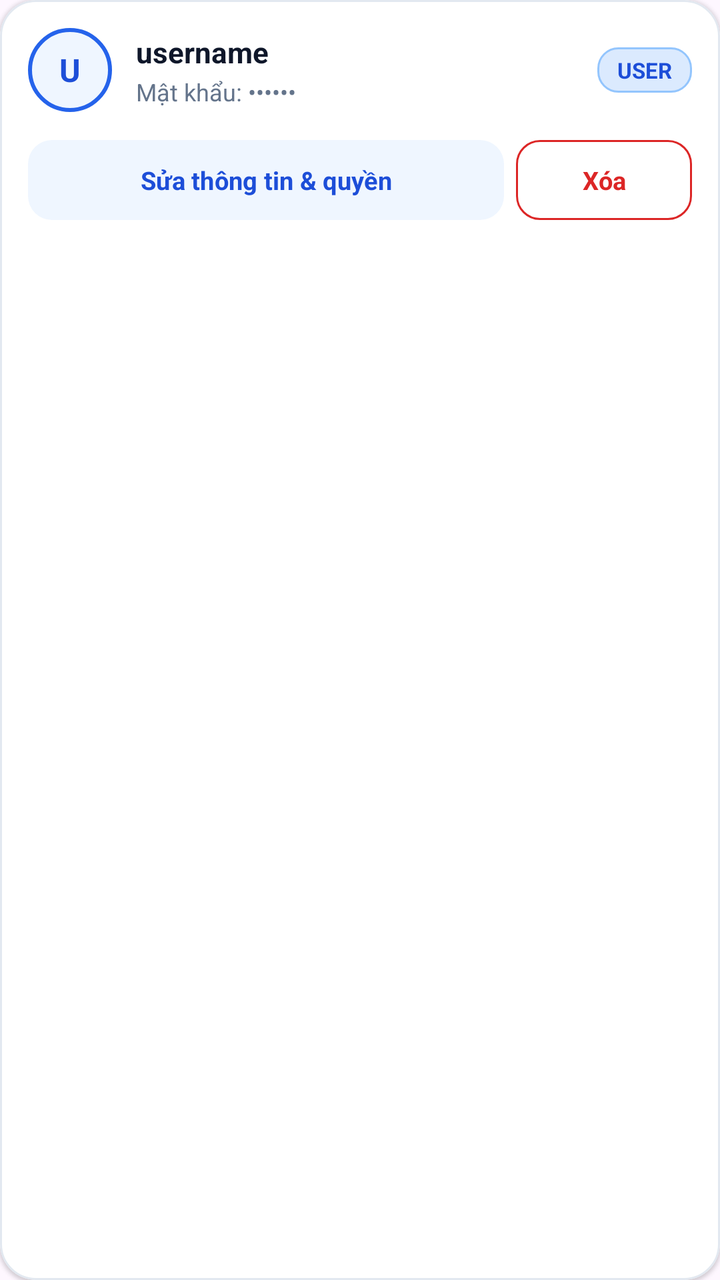
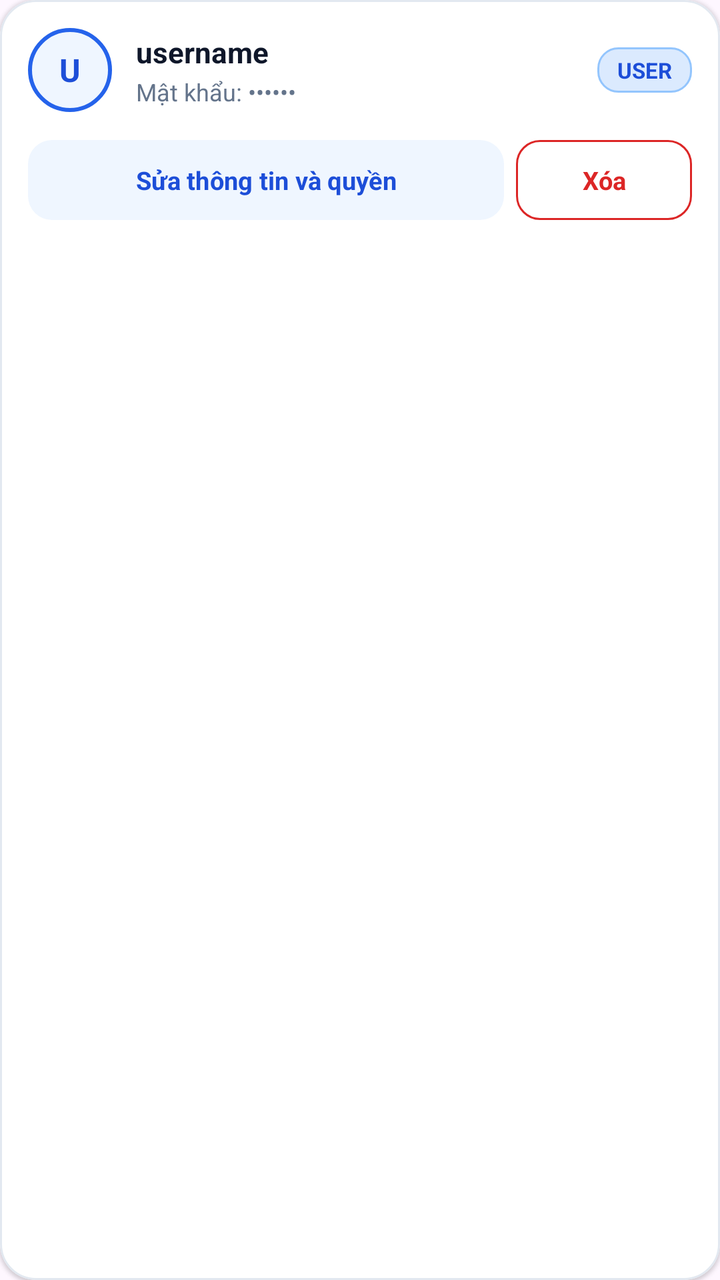

An Android layout rendered at two revisions. The XML below is the earlier revision; the diff shows what the commit changed to produce the second picture.
<!-- AndroidManifest.xml: application theme Theme.MyApplication -->
<!-- res/layout/item_admin_user.xml -->
<?xml version="1.0" encoding="utf-8"?>
<com.google.android.material.card.MaterialCardView xmlns:android="http://schemas.android.com/apk/res/android"
    xmlns:app="http://schemas.android.com/apk/res-auto"
    xmlns:tools="http://schemas.android.com/tools"
    android:layout_width="match_parent"
    android:layout_height="wrap_content"
    android:layout_marginBottom="10dp"
    app:cardBackgroundColor="@color/surface"
    app:cardCornerRadius="18dp"
    app:cardElevation="1dp"
    app:strokeColor="@color/border"
    app:strokeWidth="1dp"
    tools:ignore="HardcodedText,TouchTargetSizeCheck">

    <LinearLayout
        android:layout_width="match_parent"
        android:layout_height="wrap_content"
        android:orientation="vertical"
        android:padding="14dp">

        <LinearLayout
            android:layout_width="match_parent"
            android:layout_height="wrap_content"
            android:gravity="center_vertical"
            android:orientation="horizontal">

            <FrameLayout
                android:layout_width="42dp"
                android:layout_height="42dp"
                android:background="@drawable/bg_avatar_circle">

                <TextView
                    android:id="@+id/tvAdminUserAvatar"
                    android:layout_width="match_parent"
                    android:layout_height="match_parent"
                    android:gravity="center"
                    android:text="U"
                    android:textColor="@color/primary_dark"
                    android:textSize="16sp"
                    android:textStyle="bold" />
            </FrameLayout>

            <LinearLayout
                android:layout_width="0dp"
                android:layout_height="wrap_content"
                android:layout_marginStart="12dp"
                android:layout_weight="1"
                android:orientation="vertical">

                <TextView
                    android:id="@+id/tvAdminUserName"
                    android:layout_width="match_parent"
                    android:layout_height="wrap_content"
                    android:ellipsize="end"
                    android:maxLines="1"
                    android:text="username"
                    android:textColor="@color/ink"
                    android:textSize="14.5sp"
                    android:textStyle="bold" />

                <TextView
                    android:id="@+id/tvAdminUserPass"
                    android:layout_width="match_parent"
                    android:layout_height="wrap_content"
                    android:layout_marginTop="2dp"
                    android:text="Mật khẩu: ••••••"
                    android:textColor="@color/text_secondary"
                    android:textSize="12sp" />
            </LinearLayout>

            <TextView
                android:id="@+id/tvAdminUserRole"
                android:layout_width="wrap_content"
                android:layout_height="wrap_content"
                android:background="@drawable/bg_badge_primary"
                android:paddingStart="10dp"
                android:paddingTop="4dp"
                android:paddingEnd="10dp"
                android:paddingBottom="4dp"
                android:text="USER"
                android:textColor="@color/primary_dark"
                android:textSize="11sp"
                android:textStyle="bold" />
        </LinearLayout>

        <LinearLayout
            android:layout_width="match_parent"
            android:layout_height="wrap_content"
            android:layout_marginTop="10dp"
            android:orientation="horizontal">

            <com.google.android.material.button.MaterialButton
                android:id="@+id/btnEditUser"
                style="@style/Widget.Material3.Button.TonalButton"
                android:layout_width="0dp"
                android:layout_height="48dp"
                android:layout_marginEnd="6dp"
                android:layout_weight="1"
                android:minHeight="48dp"
                android:text="Sửa thông tin &amp; quyền"
                android:textAllCaps="false"
                android:textColor="@color/primary_dark"
                android:textSize="12.5sp"
                android:textStyle="bold"
                app:backgroundTint="@color/primary_soft"
                app:cornerRadius="12dp" />

            <com.google.android.material.button.MaterialButton
                android:id="@+id/btnDeleteUser"
                style="@style/Widget.Material3.Button.OutlinedButton"
                android:layout_width="wrap_content"
                android:layout_height="48dp"
                android:minHeight="48dp"
                android:paddingStart="16dp"
                android:paddingEnd="16dp"
                android:text="Xóa"
                android:textAllCaps="false"
                android:textColor="@color/danger"
                android:textSize="12.5sp"
                android:textStyle="bold"
                app:backgroundTint="@color/surface"
                app:cornerRadius="12dp"
                app:strokeColor="@color/danger"
                app:strokeWidth="1dp" />
        </LinearLayout>

    </LinearLayout>
</com.google.android.material.card.MaterialCardView>
<!-- resources referenced by this layout -->
<resources>
  <color name="border">#E2E8F0</color>
  <color name="danger">#DC2626</color>
  <color name="ink">#0F172A</color>
  <color name="primary_dark">#1D4ED8</color>
  <color name="primary_soft">#EFF6FF</color>
  <color name="surface">#FFFFFFFF</color>
  <color name="text_secondary">#64748B</color>
  <!-- drawable bg_avatar_circle (drawable) -->
  <?xml version="1.0" encoding="utf-8"?>
  <shape xmlns:android="http://schemas.android.com/apk/res/android" android:shape="oval">
      <solid android:color="@color/primary_soft" />
      <stroke android:width="2dp" android:color="@color/primary" />
  </shape>
  <!-- drawable bg_badge_primary (drawable) -->
  <?xml version="1.0" encoding="utf-8"?>
  <shape xmlns:android="http://schemas.android.com/apk/res/android" android:shape="rectangle">
      <solid android:color="#DBEAFE" />
      <stroke
          android:width="1dp"
          android:color="#93C5FD" />
      <corners android:radius="10dp" />
  </shape>
  <style name="Theme.MyApplication" parent="Base.Theme.MyApplication" />
  <color name="primary">#2563EB</color>
  <style name="Base.Theme.MyApplication" parent="Theme.Material3.Light.NoActionBar">
          <item name="colorPrimary">@color/primary</item>
          <item name="colorOnPrimary">@color/white</item>
          <item name="colorPrimaryContainer">@color/primary_soft</item>
          <item name="colorOnPrimaryContainer">@color/primary_dark</item>
          <item name="colorSecondaryContainer">@color/primary_soft</item>
          <item name="colorOnSecondaryContainer">@color/primary_dark</item>
          <item name="colorSurface">@color/surface</item>
          <item name="colorOnSurface">@color/ink</item>
          <item name="colorSurfaceVariant">@color/surface_subtle</item>
          <item name="colorOnSurfaceVariant">@color/text_secondary</item>
          <item name="colorOutline">@color/border_strong</item>
          <item name="elevationOverlayEnabled">false</item>
          <item name="android:fontFamily">sans-serif</item>
          <item name="android:windowLightStatusBar">true</item>
          <item name="android:statusBarColor">@color/screen_background</item>
          <item name="android:navigationBarColor">@color/screen_background</item>
          <item name="android:windowLightNavigationBar" tools:targetApi="27">true</item>
          <item name="android:windowActionModeOverlay">true</item>
      </style>
  <color name="white">#FFFFFFFF</color>
  <color name="surface_subtle">#F1F5F9</color>
  <color name="border_strong">#CBD5E1</color>
  <color name="screen_background">#F4F5F9</color>
</resources>

<!-- the commit's change to res/layout/item_admin_user.xml (unified diff, before → after) -->
@@ -97,7 +97,7 @@
                 android:layout_marginEnd="6dp"
                 android:layout_weight="1"
                 android:minHeight="48dp"
-                android:text="Sửa thông tin &amp; quyền"
+                android:text="Sửa thông tin và quyền"
                 android:textAllCaps="false"
                 android:textColor="@color/primary_dark"
                 android:textSize="12.5sp"
